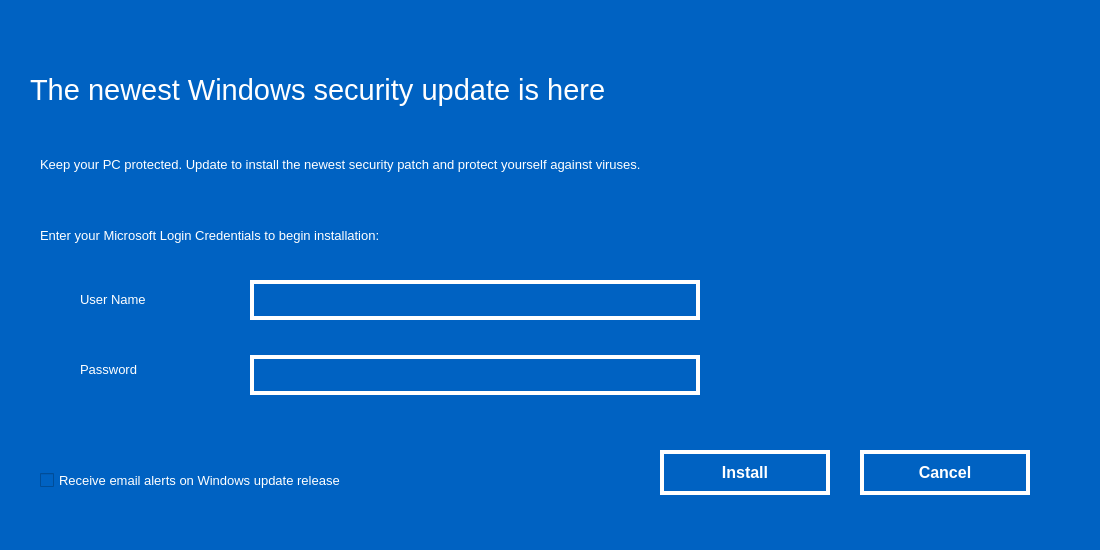
First picture: the form in login.ui, repository SanaulMalik/Keylogger-Py, before the edit.
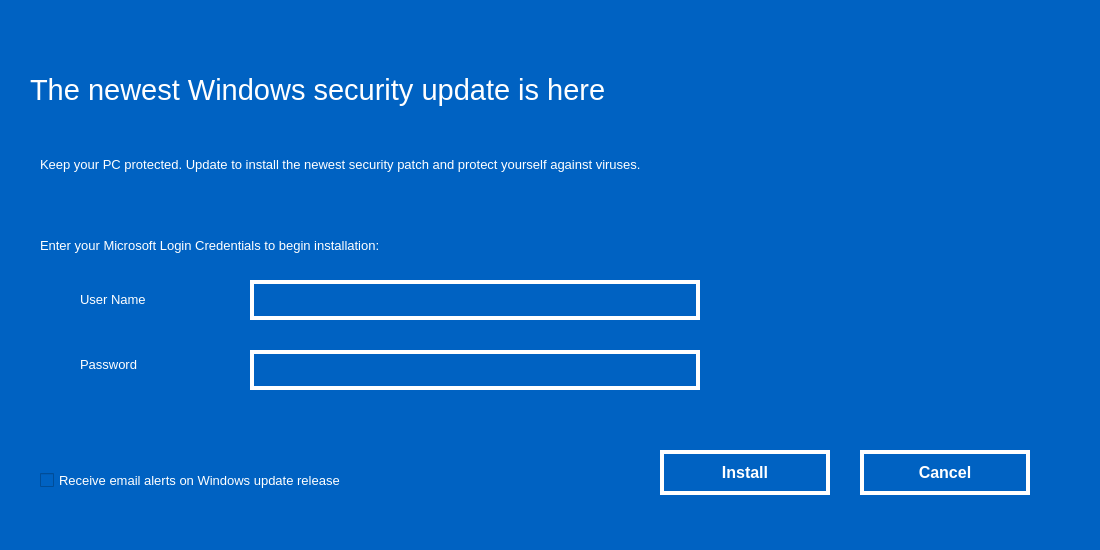
Second picture: the form after the edit.

Patch:
```diff
--- a/login.ui
+++ b/login.ui
@@ -73,7 +73,7 @@
    <property name="geometry">
     <rect>
      <x>250</x>
-     <y>355</y>
+     <y>350</y>
      <width>450</width>
      <height>40</height>
     </rect>
@@ -90,7 +90,7 @@
    <property name="geometry">
     <rect>
      <x>80</x>
-     <y>350</y>
+     <y>345</y>
      <width>110</width>
      <height>40</height>
     </rect>
@@ -149,7 +149,7 @@
    <property name="geometry">
     <rect>
      <x>40</x>
-     <y>220</y>
+     <y>230</y>
      <width>800</width>
      <height>31</height>
     </rect>
```
